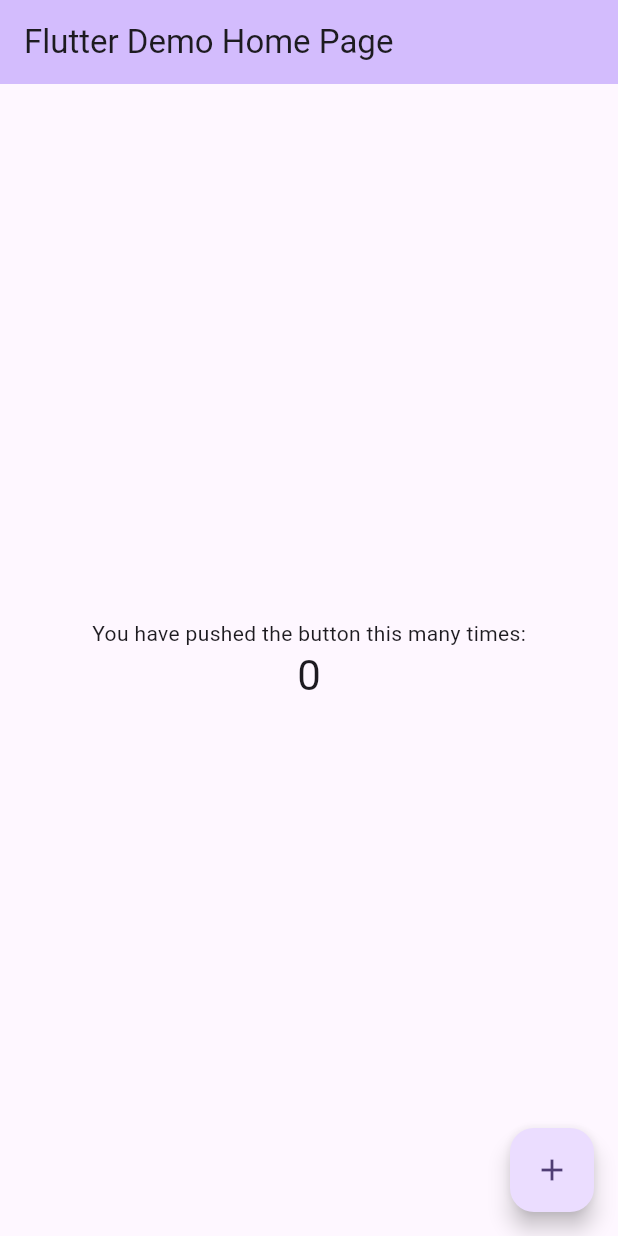
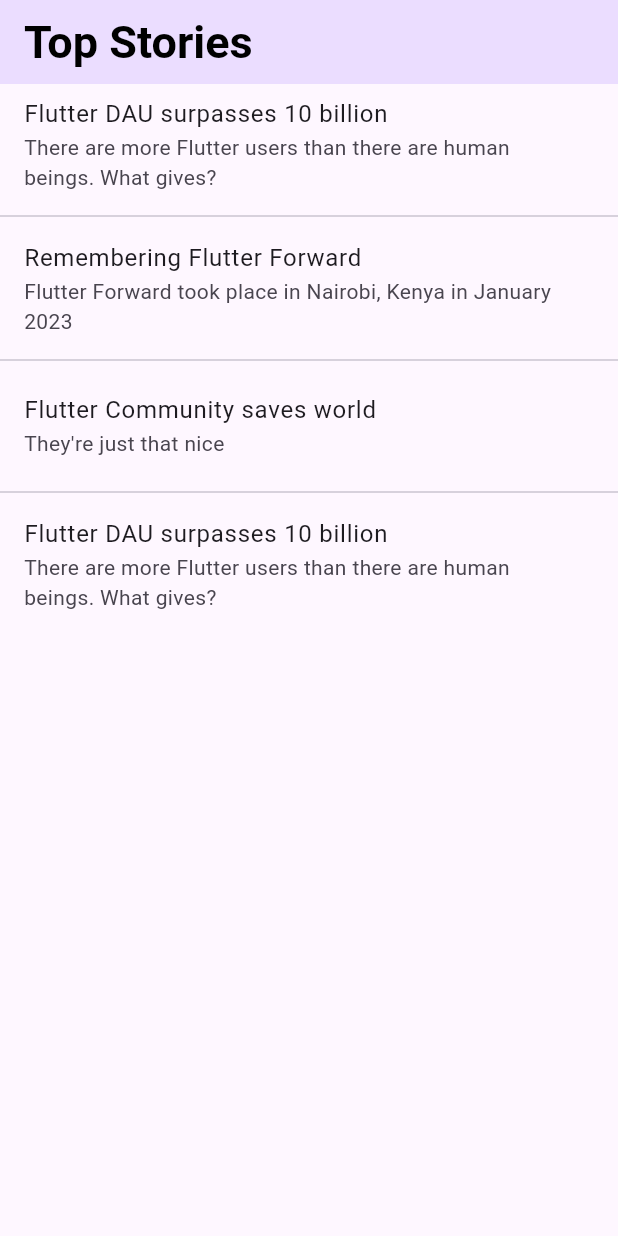
Before and after one commit to kimjuno97/tutorial_home_widget, a Flutter app: the screen it shows after launch, on a phone screen of 412 x 824 dp. Run offline on Flutter 3.47's test engine with Material 2 defaults, Android fonts, the phone set to English and light mode, and no system bars.

Commit message:
UI code 추가

```diff
--- /dev/null
+++ b/lib/home_screen.dart
@@ -0,0 +1,46 @@
+import 'package:flutter/material.dart';
+
+import 'article_screen.dart';
+import 'news_data.dart';
+
+class MyHomePage extends StatefulWidget {
+  const MyHomePage({super.key});
+  @override
+  State<MyHomePage> createState() => _MyHomePageState();
+}
+
+class _MyHomePageState extends State<MyHomePage> {
+  @override
+  Widget build(BuildContext context) {
+    return Scaffold(
+      appBar: AppBar(
+          title: const Text('Top Stories'),
+          centerTitle: false,
+          titleTextStyle: const TextStyle(
+              fontSize: 30, fontWeight: FontWeight.bold, color: Colors.black)),
+      body: ListView.separated(
+        separatorBuilder: (context, idx) {
+          return const Divider();
+        },
+        itemCount: getNewsStories().length,
+        itemBuilder: (context, idx) {
+          final article = getNewsStories()[idx];
+          return ListTile(
+            key: Key('$idx ${article.hashCode}'),
+            title: Text(article.title),
+            subtitle: Text(article.description),
+            onTap: () {
+              Navigator.of(context).push(
+                MaterialPageRoute(
+                  builder: (context) {
+                    return ArticleScreen(article: article);
+                  },
+                ),
+              );
+            },
+          );
+        },
+      ),
+    );
+  }
+}
--- a/lib/main.dart
+++ b/lib/main.dart
@@ -1,6 +1,9 @@
 import 'package:flutter/material.dart';
 
+import 'home_screen.dart';
+
 void main() {
+  WidgetsFlutterBinding.ensureInitialized();
   runApp(const MyApp());
 }
 
@@ -11,115 +14,20 @@
   @override
   Widget build(BuildContext context) {
     return MaterialApp(
-      title: 'Flutter Demo',
       theme: ThemeData(
-        // This is the theme of your application.
-        //
-        // TRY THIS: Try running your application with "flutter run". You'll see
-        // the application has a blue toolbar. Then, without quitting the app,
-        // try changing the seedColor in the colorScheme below to Colors.green
-        // and then invoke "hot reload" (save your changes or press the "hot
-        // reload" button in a Flutter-supported IDE, or press "r" if you used
-        // the command line to start the app).
-        //
-        // Notice that the counter didn't reset back to zero; the application
-        // state is not lost during the reload. To reset the state, use hot
-        // restart instead.
-        //
-        // This works for code too, not just values: Most code changes can be
-        // tested with just a hot reload.
-        colorScheme: ColorScheme.fromSeed(seedColor: Colors.deepPurple),
         useMaterial3: true,
+        appBarTheme: AppBarTheme(
+          backgroundColor: ColorScheme.fromSeed(seedColor: Colors.deepPurple)
+              .primaryContainer,
+        ),
+        textTheme: const TextTheme(
+          titleMedium: TextStyle(
+            fontFamily: 'Chewy',
+            fontSize: 20,
+          ),
+        ),
       ),
-      home: const MyHomePage(title: 'Flutter Demo Home Page'),
+      home: const MyHomePage(),
     );
   }
 }
-
-class MyHomePage extends StatefulWidget {
-  const MyHomePage({super.key, required this.title});
-
-  // This widget is the home page of your application. It is stateful, meaning
-  // that it has a State object (defined below) that contains fields that affect
-  // how it looks.
-
-  // This class is the configuration for the state. It holds the values (in this
-  // case the title) provided by the parent (in this case the App widget) and
-  // used by the build method of the State. Fields in a Widget subclass are
-  // always marked "final".
-
-  final String title;
-
-  @override
-  State<MyHomePage> createState() => _MyHomePageState();
-}
-
-class _MyHomePageState extends State<MyHomePage> {
-  int _counter = 0;
-
-  void _incrementCounter() {
-    setState(() {
-      // This call to setState tells the Flutter framework that something has
-      // changed in this State, which causes it to rerun the build method below
-      // so that the display can reflect the updated values. If we changed
-      // _counter without calling setState(), then the build method would not be
-      // called again, and so nothing would appear to happen.
-      _counter++;
-    });
-  }
-
-  @override
-  Widget build(BuildContext context) {
-    // This method is rerun every time setState is called, for instance as done
-    // by the _incrementCounter method above.
-    //
-    // The Flutter framework has been optimized to make rerunning build methods
-    // fast, so that you can just rebuild anything that needs updating rather
-    // than having to individually change instances of widgets.
-    return Scaffold(
-      appBar: AppBar(
-        // TRY THIS: Try changing the color here to a specific color (to
-        // Colors.amber, perhaps?) and trigger a hot reload to see the AppBar
-        // change color while the other colors stay the same.
-        backgroundColor: Theme.of(context).colorScheme.inversePrimary,
-        // Here we take the value from the MyHomePage object that was created by
-        // the App.build method, and use it to set our appbar title.
-        title: Text(widget.title),
-      ),
-      body: Center(
-        // Center is a layout widget. It takes a single child and positions it
-        // in the middle of the parent.
-        child: Column(
-          // Column is also a layout widget. It takes a list of children and
-          // arranges them vertically. By default, it sizes itself to fit its
-          // children horizontally, and tries to be as tall as its parent.
-          //
-          // Column has various properties to control how it sizes itself and
-          // how it positions its children. Here we use mainAxisAlignment to
-          // center the children vertically; the main axis here is the vertical
-          // axis because Columns are vertical (the cross axis would be
-          // horizontal).
-          //
-          // TRY THIS: Invoke "debug painting" (choose the "Toggle Debug Paint"
-          // action in the IDE, or press "p" in the console), to see the
-          // wireframe for each widget.
-          mainAxisAlignment: MainAxisAlignment.center,
-          children: <Widget>[
-            const Text(
-              'You have pushed the button this many times:',
-            ),
-            Text(
-              '$_counter',
-              style: Theme.of(context).textTheme.headlineMedium,
-            ),
-          ],
-        ),
-      ),
-      floatingActionButton: FloatingActionButton(
-        onPressed: _incrementCounter,
-        tooltip: 'Increment',
-        child: const Icon(Icons.add),
-      ), // This trailing comma makes auto-formatting nicer for build methods.
-    );
-  }
-}
--- /dev/null
+++ b/lib/news_data.dart
@@ -0,0 +1,41 @@
+/// model
+class NewsArticle {
+  final String title;
+  final String description;
+  final String? articleText;
+  final String? image;
+
+  NewsArticle({
+    required this.title,
+    required this.description,
+    this.articleText = loremIpsum,
+    this.image,
+  });
+}
+
+const String loremIpsum =
+    'Lorem ipsum dolor sit amet, consectetur adipiscing elit, sed do eiusmod tempor incididunt ut labore et dolore magna aliqua. Ut enim ad minim veniam, quis nostrud exercitation ullamco laboris nisi ut aliquip ex ea commodo consequat. Lorem ipsum dolor sit amet, consectetur adipiscing elit, sed do eiusmod tempor incididunt ut labore et dolore magna aliqua. Ut enim ad minim veniam, quis nostrud exercitation ullamco laboris nisi ut aliquip ex ea commodo consequat.';
+
+List<NewsArticle> getNewsStories() {
+  return [
+    NewsArticle(
+      title: 'Flutter DAU surpasses 10 billion',
+      description:
+          'There are more Flutter users than there are human beings. What gives?',
+    ),
+    NewsArticle(
+      title: 'Remembering Flutter Forward',
+      description:
+          'Flutter Forward took place in Nairobi, Kenya in January 2023',
+    ),
+    NewsArticle(
+      title: 'Flutter Community saves world',
+      description: "They're just that nice",
+    ),
+    NewsArticle(
+      title: 'Flutter DAU surpasses 10 billion',
+      description:
+          'There are more Flutter users than there are human beings. What gives?',
+    )
+  ];
+}
```
Also changed, not shown: lib/article_screen.dart (added, +124 -0 lines).
